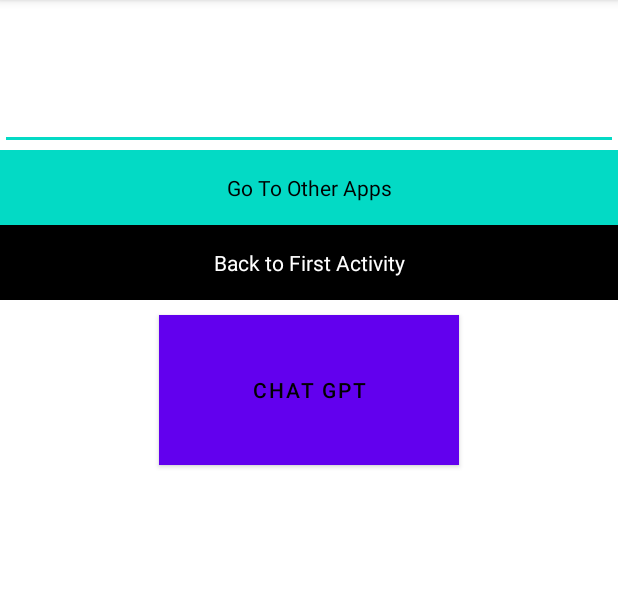
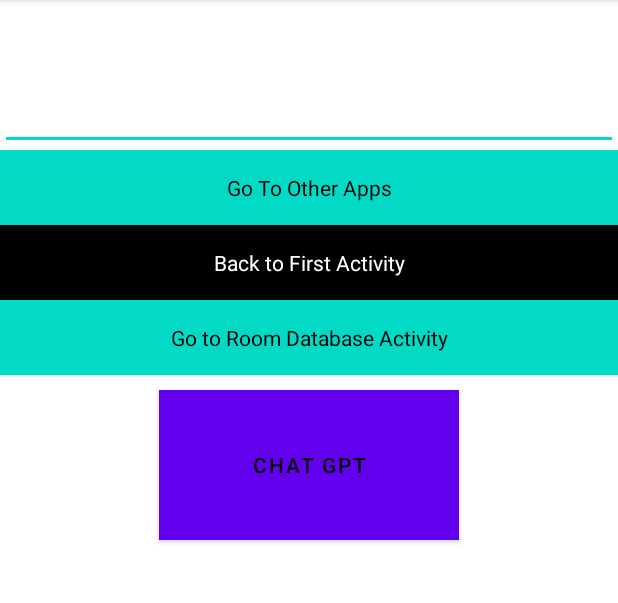
Before and after one commit to anowar1112/AndroidFindLocationAndSearch, an Android app: the SecondActivity screen opened directly, with no data from a screen before it, on a phone screen of 412 x 824 dp, the part 84-687 px from its top. Run offline under Robolectric (Android 15) with nearby library versions, the phone set to English and light mode, and no system bars.

Commit message:
Room database error and insert
Signed-off-by: Anowar Hossain <anowar1112@gmail.com>

```diff
--- a/app/build.gradle
+++ b/app/build.gradle
@@ -36,7 +36,7 @@ android {
         jvmTarget = '1.8'
     }
 }
-
+apply plugin: "kotlin-kapt"
 dependencies {
 
     implementation 'androidx.core:core-ktx:1.7.0'
@@ -50,7 +50,7 @@ dependencies {
 
     // add below dependency for using room.
     implementation 'androidx.room:room-runtime:2.2.5'
-    annotationProcessor 'androidx.room:room-compiler:2.2.5'
+    kapt 'androidx.room:room-compiler:2.2.5'
 
    // add below dependency for using lifecycle extensions for room.
     implementation 'androidx.lifecycle:lifecycle-extensions:2.2.0'
--- a/app/src/main/AndroidManifest.xml
+++ b/app/src/main/AndroidManifest.xml
@@ -23,9 +23,6 @@
             android:supportsRtl="true"
             android:theme="@style/Theme.MyTestingFirstApps"
             tools:targetApi="31">
-        <activity
-                android:name=".RoomDatabaseMainActivity"
-                android:exported="false"/>
         <activity
                 android:name=".chatGPT.ChatGPTTwoAPI"
                 android:exported="false"/>
@@ -53,6 +50,9 @@
                 android:name=".SecondActivity"
                 android:exported="false"/>
         <activity
+                android:name=".roomDatabase.RoomDatabaseMainActivity"
+                android:exported="false"/>
+        <activity
                 android:name=".MainActivity"
                 android:exported="true">
             <intent-filter>
--- a/app/src/main/java/com/first/mytestingfirstapps/SecondActivity.kt
+++ b/app/src/main/java/com/first/mytestingfirstapps/SecondActivity.kt
@@ -15,6 +15,7 @@ import androidx.appcompat.app.AppCompatActivity
 import com.first.mytestingfirstapps.broadcastReceiver.MyReceiver
 import com.first.mytestingfirstapps.chatGPT.ChatGPTActivity
 import com.first.mytestingfirstapps.chatGPT.ChatGPTTwoAPI
+import com.first.mytestingfirstapps.roomDatabase.RoomDatabaseMainActivity
 import com.first.mytestingfirstapps.viewModel.NameViewModel
 
 class SecondActivity : AppCompatActivity() {
@@ -47,6 +48,11 @@ class SecondActivity : AppCompatActivity() {
         val text = findViewById<View>(R.id.eidText2) as EditText
         val backButtonForPreviousActivity = findViewById<View>(R.id.text2) as TextView
         val goToOtherApps = findViewById<View>(R.id.text3) as TextView
+        val roomTextPage = findViewById<View>(R.id.roomTextPage) as TextView
+        roomTextPage.setOnClickListener{
+            val intent = Intent(this, RoomDatabaseMainActivity::class.java)
+            startActivity(intent)
+        }
         val chatGPT = findViewById<View>(R.id.chatGPT) as Button
         chatGPT.setOnClickListener{
             val intent = Intent(this, ChatGPTTwoAPI::class.java)
--- a/app/src/main/java/com/first/mytestingfirstapps/roomDatabase/CourseRepository.kt
+++ b/app/src/main/java/com/first/mytestingfirstapps/roomDatabase/CourseRepository.kt
@@ -2,6 +2,7 @@ package com.first.mytestingfirstapps.roomDatabase
 
 import android.app.Application
 import android.os.AsyncTask
+import android.util.Log
 import androidx.lifecycle.LiveData
 
 
@@ -28,6 +29,7 @@ class CourseRepository(application: Application?) {
 
     // creating a method to update data in database.
     fun update(model: CourseModal?) {
+        Log.d("Repository", "update")
         UpdateCourseAsyncTask(dao).execute(model)
     }
 
@@ -57,6 +59,7 @@ class CourseRepository(application: Application?) {
          override fun doInBackground(vararg models: CourseModal?): Void? {
             // below line is used to update
             // our modal in dao.
+             Log.d("Repository","added")
             dao.update(models[0])
             return null
         }
--- a/app/src/main/res/layout/activity_second.xml
+++ b/app/src/main/res/layout/activity_second.xml
@@ -12,7 +12,6 @@
             android:layout_width="match_parent"
             android:layout_height="100dp"
             android:textAlignment="center"
-            app:layout_constraintBottom_toTopOf="@+id/text3"
             app:layout_constraintStart_toStartOf="parent"
             app:layout_constraintEnd_toEndOf="parent"
             app:layout_constraintTop_toTopOf="parent"/>
@@ -42,6 +41,18 @@
             app:layout_constraintTop_toBottomOf="@+id/text3"
             app:layout_constraintStart_toStartOf="parent"
             app:layout_constraintEnd_toEndOf="parent"/>
+    <TextView
+            android:id="@+id/roomTextPage"
+            android:layout_width="match_parent"
+            android:textAlignment="center"
+            android:layout_height="50dp"
+            android:background="@color/teal_200"
+            android:textColor="@color/black"
+            android:gravity="center"
+            android:text="Go to Room Database Activity"
+            app:layout_constraintTop_toBottomOf="@+id/text2"
+            app:layout_constraintStart_toStartOf="parent"
+            app:layout_constraintEnd_toEndOf="parent"/>
 
     <Button
             android:id="@+id/chatGPT"
@@ -51,7 +62,7 @@
             android:textColor="@color/black"
             android:background="@color/cardview_light_background"
             android:layout_marginTop="10dp"
-            app:layout_constraintTop_toBottomOf="@+id/text2"
+            app:layout_constraintTop_toBottomOf="@+id/roomTextPage"
             app:layout_constraintStart_toStartOf="parent"
             app:layout_constraintEnd_toEndOf="parent"/>
 
```
Also changed, not shown: app/src/main/java/com/first/mytestingfirstapps/roomDatabase/RoomDatabaseMainActivity.kt (+25 -1 lines), app/src/main/java/com/first/mytestingfirstapps/roomDatabase/RoomViewModal.kt (+7 -1 lines), app/src/main/res/layout/activity_room_database_main.xml (+20 -0 lines).
